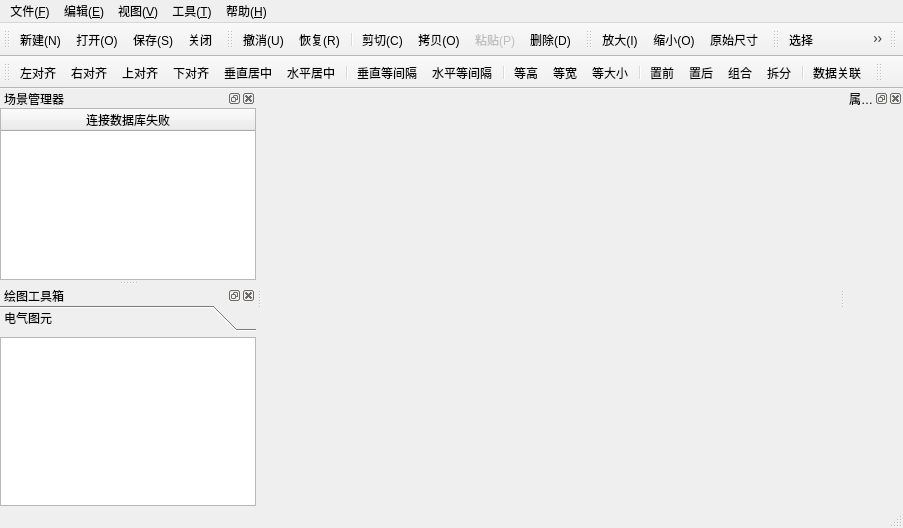
The window that SKDraw/skdraw.ui (song-kang/SKHMIProject) describes before a commit, drawn with Qt 5.
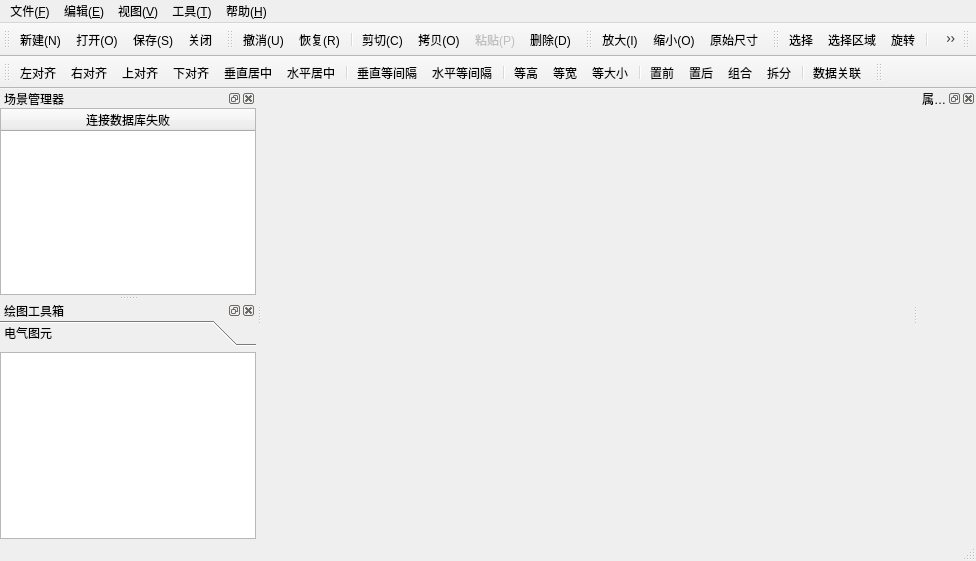
The same window after the commit. Icons and pictures are not drawn.

Patch:
```diff
--- a/SKDraw/skdraw.ui
+++ b/SKDraw/skdraw.ui
@@ -6,8 +6,8 @@
    <rect>
     <x>0</x>
     <y>0</y>
-    <width>903</width>
-    <height>528</height>
+    <width>976</width>
+    <height>561</height>
    </rect>
   </property>
   <property name="windowTitle">
@@ -28,7 +28,7 @@
     <rect>
      <x>0</x>
      <y>0</y>
-     <width>903</width>
+     <width>976</width>
      <height>23</height>
     </rect>
    </property>
@@ -241,6 +241,8 @@
    <addaction name="actionRoundRect"/>
    <addaction name="actionCircle"/>
    <addaction name="actionEllipse"/>
+   <addaction name="actionTriangle"/>
+   <addaction name="actionRhombus"/>
    <addaction name="separator"/>
    <addaction name="actionText"/>
    <addaction name="actionPicture"/>
@@ -321,7 +323,7 @@
           <x>0</x>
           <y>0</y>
           <width>256</width>
-          <height>169</height>
+          <height>199</height>
          </rect>
         </property>
         <attribute name="label">
@@ -856,6 +858,30 @@
     <string>数据关联</string>
    </property>
   </action>
+  <action name="actionTriangle">
+   <property name="icon">
+    <iconset resource="skdraw.qrc">
+     <normaloff>:/images/triangle</normaloff>:/images/triangle</iconset>
+   </property>
+   <property name="text">
+    <string>三角形</string>
+   </property>
+   <property name="toolTip">
+    <string>三角形</string>
+   </property>
+  </action>
+  <action name="actionRhombus">
+   <property name="icon">
+    <iconset resource="skdraw.qrc">
+     <normaloff>:/images/rhombus</normaloff>:/images/rhombus</iconset>
+   </property>
+   <property name="text">
+    <string>菱形</string>
+   </property>
+   <property name="toolTip">
+    <string>菱形</string>
+   </property>
+  </action>
  </widget>
  <layoutdefault spacing="6" margin="11"/>
  <resources>
```
Left out of the diff: 2 changed lines with no effect on the pictures.
